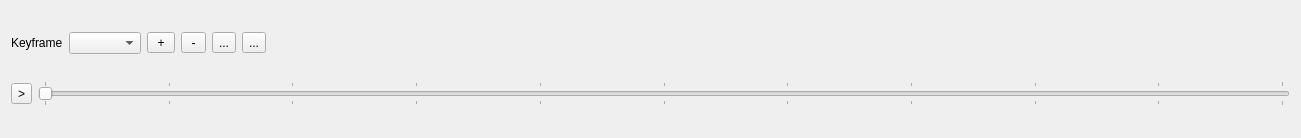
Qt form src/ui/3d/animation3dwidget.ui (carsmie/QGIS) before a commit.
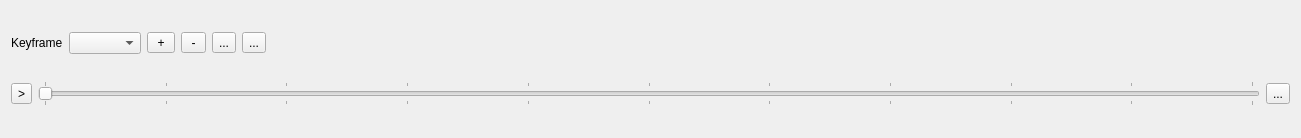
The same form after that commit.

Commit message: Make it possible to enable/disable playback in loop

What changed in the file:
```diff
--- a/src/ui/3d/animation3dwidget.ui
+++ b/src/ui/3d/animation3dwidget.ui
@@ -106,6 +106,16 @@
        </property>
       </widget>
      </item>
+     <item>
+      <widget class="QToolButton" name="btnRepeat">
+       <property name="toolTip">
+        <string>Repeat</string>
+       </property>
+       <property name="text">
+        <string>...</string>
+       </property>
+      </widget>
+     </item>
     </layout>
    </item>
   </layout>
```
The commit also changes 1 other file.
